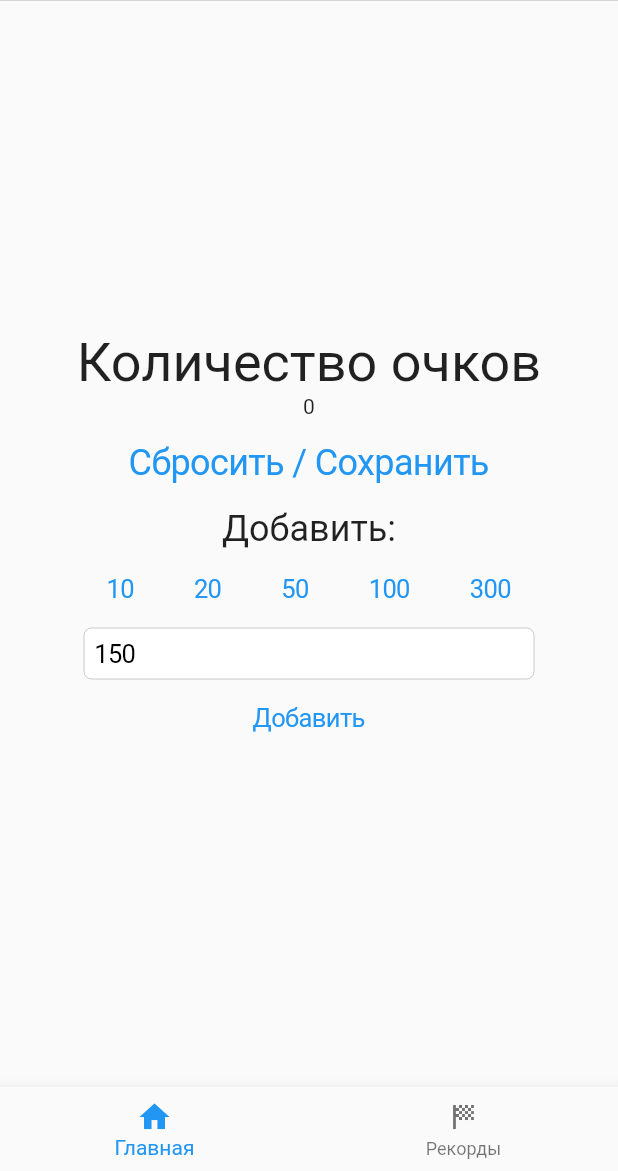
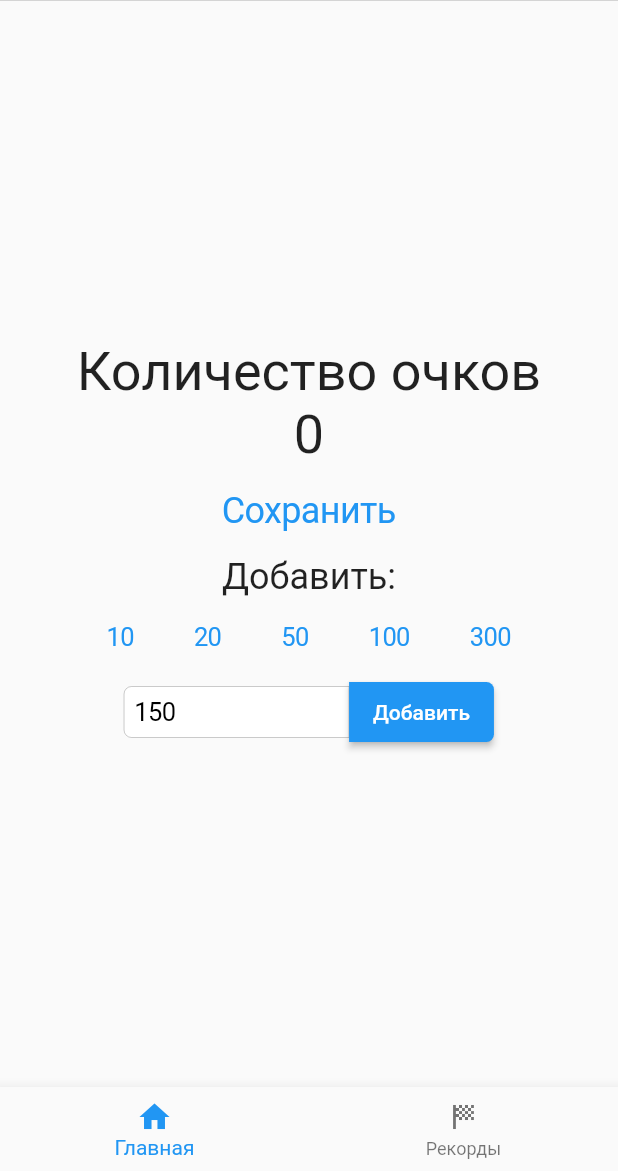
Before and after one commit to pokatomnik/scorify, a Flutter app: the screen it shows after launch, on a phone screen of 412 x 824 dp, the part 65-1236 px from its top. Run offline on Flutter 3.47's test engine with Material 2 defaults, Android fonts, the light colour scheme and no system bars; our stand-ins replace shared_preferences.

Commit message:
fix add button size

```diff
--- a/lib/Routes/Home/HomeContent.dart
+++ b/lib/Routes/Home/HomeContent.dart
@@ -51,15 +51,15 @@ class HomeContent extends StatelessWidget {
         Row(
           mainAxisAlignment: MainAxisAlignment.center,
           children: [
-            Text('$_total')
+            Text(_total.toString(), style: TextStyle(fontSize: 36.0))
           ],
         ),
         Column(
             mainAxisAlignment: MainAxisAlignment.center,
             children: [
               CupertinoButton(
-                child: Text(
-                    'Сбросить / Cохранить',
+                child: const Text(
+                    'Cохранить',
                     style: TextStyle(fontSize: 24)
                 ),
                 onPressed: _reset,
@@ -85,21 +85,38 @@ class HomeContent extends StatelessWidget {
             mainAxisAlignment: MainAxisAlignment.center,
             children: [
               SizedBox(
-                width: 300,
+                width: 150,
                 child: CupertinoTextField(
+                  decoration: CupertinoTextField().decoration?.copyWith(
+                    borderRadius: BorderRadius.only(
+                      topLeft: Radius.circular(5.0),
+                      bottomLeft: Radius.circular(5.0),
+                      topRight: Radius.zero,
+                      bottomRight: Radius.zero,
+                    ),
+                  ),
                   controller: _textEditingController,
                 ),
-              )
-            ]),
-        Row(
-            mainAxisAlignment: MainAxisAlignment.center,
-            children: [
-              CupertinoButton(
+              ),
+              ElevatedButton(
+                style: ElevatedButton.styleFrom(
+                  minimumSize: Size(40, 40)
+                ).copyWith(
+                  shape: MaterialStateProperty.all<RoundedRectangleBorder>(
+                    RoundedRectangleBorder(
+                      borderRadius: BorderRadius.only(
+                        topLeft: Radius.zero,
+                        bottomLeft: Radius.zero,
+                        topRight: Radius.circular(5.0),
+                        bottomRight: Radius.circular(5.0),
+                      ),
+                    )
+                  )
+                ),
                 child: Text('Добавить'),
                 onPressed: _incrementWithCustom,
               )
-            ]
-        )
+            ]),
       ],
     );
   }
```
